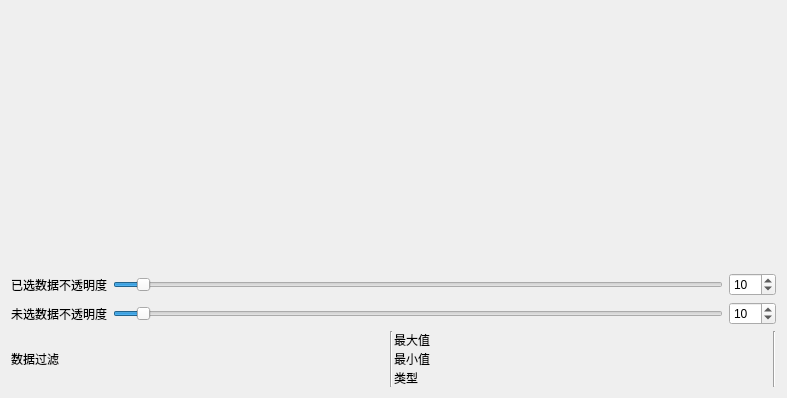
First picture: the form in Qt/Resources/UI/ParallelCoordinatesView.ui, repository hu-shuhan/editOpeniGame, before the edit.
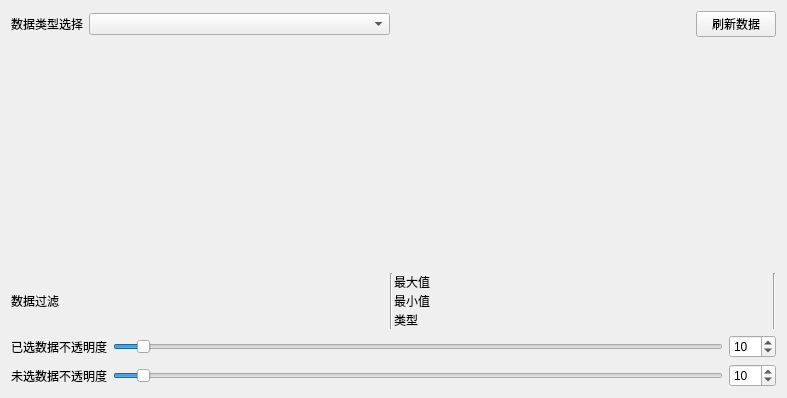
Second picture: the form after the edit.

Commit message: update some function of the ParallelCoordinates. update some methods of the selection.

What changed in the file:
```diff
--- a/Qt/Resources/UI/ParallelCoordinatesView.ui
+++ b/Qt/Resources/UI/ParallelCoordinatesView.ui
@@ -14,6 +14,47 @@
    <string>Form</string>
   </property>
   <layout class="QVBoxLayout" name="verticalLayout_3">
+   <item>
+    <layout class="QHBoxLayout" name="horizontalLayout_3">
+     <item>
+      <widget class="QLabel" name="label_7">
+       <property name="text">
+        <string>数据类型选择</string>
+       </property>
+      </widget>
+     </item>
+     <item>
+      <widget class="QComboBox" name="dataChoose">
+       <property name="sizePolicy">
+        <sizepolicy hsizetype="Expanding" vsizetype="Fixed">
+         <horstretch>0</horstretch>
+         <verstretch>0</verstretch>
+        </sizepolicy>
+       </property>
+      </widget>
+     </item>
+     <item>
+      <spacer name="horizontalSpacer_2">
+       <property name="orientation">
+        <enum>Qt::Horizontal</enum>
+       </property>
+       <property name="sizeHint" stdset="0">
+        <size>
+         <width>40</width>
+         <height>20</height>
+        </size>
+       </property>
+      </spacer>
+     </item>
+     <item>
+      <widget class="QPushButton" name="refreshData">
+       <property name="text">
+        <string>刷新数据</string>
+       </property>
+      </widget>
+     </item>
+    </layout>
+   </item>
    <item>
     <widget class="QWidget" name="ParallelCoordinatesDrawView" native="true">
      <layout class="QVBoxLayout" name="verticalLayout_2">
@@ -46,74 +87,6 @@
      </layout>
     </widget>
    </item>
-   <item>
-    <layout class="QHBoxLayout" name="horizontalLayout">
-     <item>
-      <widget class="QLabel" name="label">
-       <property name="text">
-        <string>已选数据不透明度</string>
-       </property>
-      </widget>
-     </item>
-     <item>
-      <widget class="QSlider" name="choosedAlphaSlider">
-       <property name="maximum">
-        <number>255</number>
-       </property>
-       <property name="value">
-        <number>10</number>
-       </property>
-       <property name="orientation">
-        <enum>Qt::Horizontal</enum>
-       </property>
-      </widget>
-     </item>
-     <item>
-      <widget class="QSpinBox" name="choosedAlphaSpinBox">
-       <property name="maximum">
-        <number>255</number>
-       </property>
-       <property name="value">
-        <number>10</number>
-       </property>
-      </widget>
-     </item>
-    </layout>
-   </item>
-   <item>
-    <layout class="QHBoxLayout" name="horizontalLayout_2">
-     <item>
-      <widget class="QLabel" name="label_2">
-       <property name="text">
-        <string>未选数据不透明度</string>
-       </property>
-      </widget>
-     </item>
-     <item>
-      <widget class="QSlider" name="unChoosedAlphaSlider">
-       <property name="maximum">
-        <number>255</number>
-       </property>
-       <property name="value">
-        <number>10</number>
-       </property>
-       <property name="orientation">
-        <enum>Qt::Horizontal</enum>
-       </property>
-      </widget>
-     </item>
-     <item>
-      <widget class="QSpinBox" name="unChoosedAlphaSpinBox">
-       <property name="maximum">
-        <number>255</number>
-       </property>
-       <property name="value">
-        <number>10</number>
-       </property>
-      </widget>
-     </item>
-    </layout>
-   </item>
    <item>
     <layout class="QHBoxLayout" name="coreHorizontalLayout">
      <property name="spacing">
@@ -167,6 +140,74 @@
      </item>
     </layout>
    </item>
+   <item>
+    <layout class="QHBoxLayout" name="horizontalLayout">
+     <item>
+      <widget class="QLabel" name="label">
+       <property name="text">
+        <string>已选数据不透明度</string>
+       </property>
+      </widget>
+     </item>
+     <item>
+      <widget class="QSlider" name="choosedAlphaSlider">
+       <property name="maximum">
+        <number>255</number>
+       </property>
+       <property name="value">
+        <number>10</number>
+       </property>
+       <property name="orientation">
+        <enum>Qt::Horizontal</enum>
+       </property>
+      </widget>
+     </item>
+     <item>
+      <widget class="QSpinBox" name="choosedAlphaSpinBox">
+       <property name="maximum">
+        <number>255</number>
+       </property>
+       <property name="value">
+        <number>10</number>
+       </property>
+      </widget>
+     </item>
+    </layout>
+   </item>
+   <item>
+    <layout class="QHBoxLayout" name="horizontalLayout_2">
+     <item>
+      <widget class="QLabel" name="label_2">
+       <property name="text">
+        <string>未选数据不透明度</string>
+       </property>
+      </widget>
+     </item>
+     <item>
+      <widget class="QSlider" name="unChoosedAlphaSlider">
+       <property name="maximum">
+        <number>255</number>
+       </property>
+       <property name="value">
+        <number>10</number>
+       </property>
+       <property name="orientation">
+        <enum>Qt::Horizontal</enum>
+       </property>
+      </widget>
+     </item>
+     <item>
+      <widget class="QSpinBox" name="unChoosedAlphaSpinBox">
+       <property name="maximum">
+        <number>255</number>
+       </property>
+       <property name="value">
+        <number>10</number>
+       </property>
+      </widget>
+     </item>
+    </layout>
+   </item>
   </layout>
  </widget>
  <resources/>
```
The commit also changes 35 other files.
